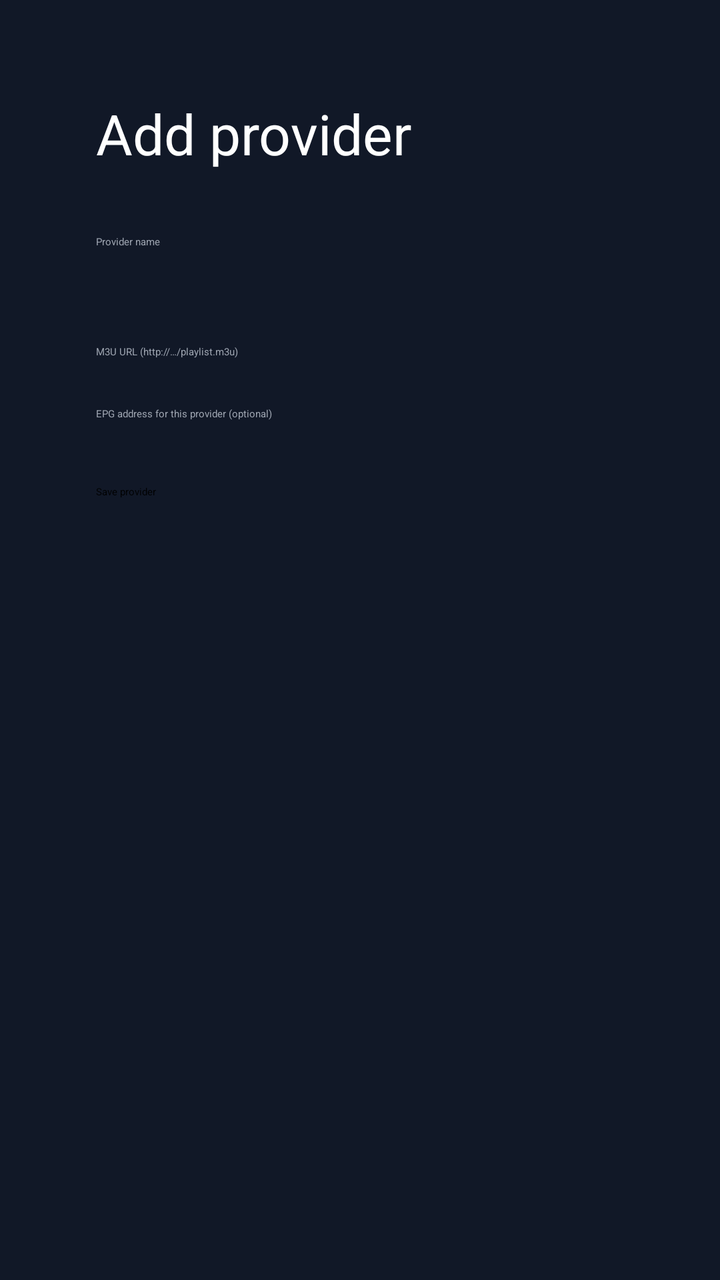
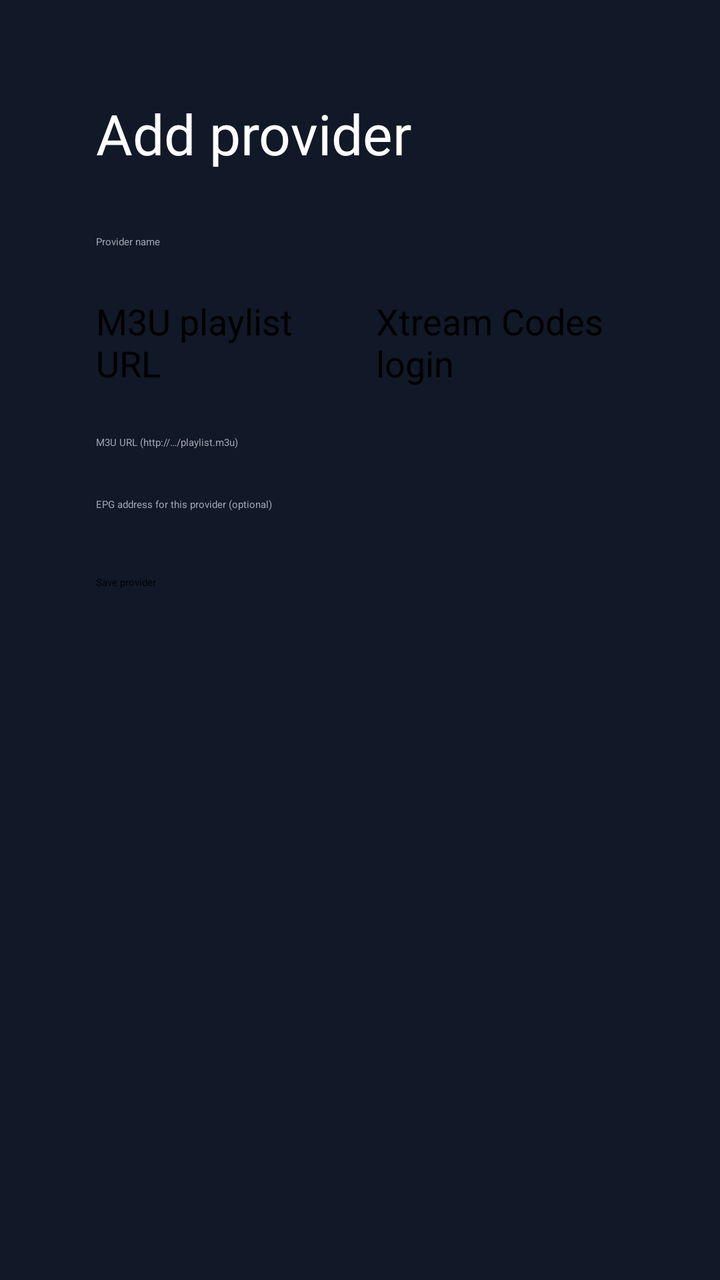

Compare the two renders of this Android layout. The source of the first and the diff that turns it into the second are given below.
<!-- AndroidManifest.xml: activity theme Theme.Leanback -->
<!-- res/layout/activity_add_provider.xml -->
<?xml version="1.0" encoding="utf-8"?>
<ScrollView xmlns:android="http://schemas.android.com/apk/res/android"
    android:layout_width="match_parent"
    android:layout_height="match_parent"
    android:background="#111827"
    android:fillViewport="true">

    <LinearLayout
        android:layout_width="match_parent"
        android:layout_height="wrap_content"
        android:orientation="vertical"
        android:padding="48dp">

        <TextView
            android:layout_width="wrap_content"
            android:layout_height="wrap_content"
            android:text="@string/add_provider_title"
            android:textColor="#FFFFFF"
            android:textSize="28sp" />

        <EditText
            android:id="@+id/provider_name_input"
            android:layout_width="match_parent"
            android:layout_height="wrap_content"
            android:layout_marginTop="32dp"
            android:hint="@string/provider_name_hint"
            android:imeOptions="actionNext"
            android:inputType="text"
            android:textColor="#FFFFFF"
            android:textColorHint="#9CA3AF" />

        <Spinner
            android:id="@+id/provider_type_spinner"
            android:layout_width="match_parent"
            android:layout_height="wrap_content"
            android:layout_marginTop="24dp"
            android:background="@drawable/item_focus_bg" />

        <LinearLayout
            android:id="@+id/m3u_group"
            android:layout_width="match_parent"
            android:layout_height="wrap_content"
            android:orientation="vertical">

            <EditText
                android:id="@+id/provider_url_input"
                android:layout_width="match_parent"
                android:layout_height="wrap_content"
                android:layout_marginTop="24dp"
                android:hint="@string/provider_url_hint"
                android:imeOptions="actionNext"
                android:inputType="textUri"
                android:textColor="#FFFFFF"
                android:textColorHint="#9CA3AF" />
        </LinearLayout>

        <LinearLayout
            android:id="@+id/xtream_group"
            android:layout_width="match_parent"
            android:layout_height="wrap_content"
            android:orientation="vertical"
            android:visibility="gone">

            <EditText
                android:id="@+id/xtream_server_input"
                android:layout_width="match_parent"
                android:layout_height="wrap_content"
                android:layout_marginTop="24dp"
                android:hint="@string/xtream_server_hint"
                android:imeOptions="actionNext"
                android:inputType="textUri"
                android:textColor="#FFFFFF"
                android:textColorHint="#9CA3AF" />

            <EditText
                android:id="@+id/xtream_user_input"
                android:layout_width="match_parent"
                android:layout_height="wrap_content"
                android:layout_marginTop="24dp"
                android:hint="@string/xtream_user_hint"
                android:imeOptions="actionNext"
                android:inputType="text"
                android:textColor="#FFFFFF"
                android:textColorHint="#9CA3AF" />

            <EditText
                android:id="@+id/xtream_pass_input"
                android:layout_width="match_parent"
                android:layout_height="wrap_content"
                android:layout_marginTop="24dp"
                android:hint="@string/xtream_pass_hint"
                android:imeOptions="actionNext"
                android:inputType="textPassword"
                android:textColor="#FFFFFF"
                android:textColorHint="#9CA3AF" />

            <TextView
                android:id="@+id/xtream_note"
                android:layout_width="match_parent"
                android:layout_height="wrap_content"
                android:layout_marginTop="16dp"
                android:textColor="#9CA3AF"
                android:textSize="16sp" />
        </LinearLayout>

        <EditText
            android:id="@+id/epg_url_input"
            android:layout_width="match_parent"
            android:layout_height="wrap_content"
            android:layout_marginTop="24dp"
            android:hint="@string/epg_url_hint"
            android:imeOptions="actionDone"
            android:inputType="textUri"
            android:textColor="#FFFFFF"
            android:textColorHint="#9CA3AF" />

        <Button
            android:id="@+id/save_button"
            android:layout_width="wrap_content"
            android:layout_height="wrap_content"
            android:layout_marginTop="32dp"
            android:text="@string/save_provider" />
    </LinearLayout>
</ScrollView>
<!-- resources referenced by this layout -->
<resources>
  <!-- drawable item_focus_bg (drawable) -->
  <?xml version="1.0" encoding="utf-8"?>
  <selector xmlns:android="http://schemas.android.com/apk/res/android">
      <item android:state_focused="true">
          <shape android:shape="rectangle">
              <solid android:color="#374151" />
              <corners android:radius="8dp" />
          </shape>
      </item>
      <item>
          <shape android:shape="rectangle">
              <solid android:color="@android:color/transparent" />
              <corners android:radius="8dp" />
          </shape>
      </item>
  </selector>
  <string name="add_provider_title">Add provider</string>
  <string name="epg_url_hint">EPG address for this provider (optional)</string>
  <string name="provider_name_hint">Provider name</string>
  <string name="provider_url_hint">M3U URL (http://…/playlist.m3u)</string>
  <string name="save_provider">Save provider</string>
  <string name="xtream_pass_hint">Password</string>
  <string name="xtream_server_hint">Server address (http://…)</string>
  <string name="xtream_user_hint">Username</string>
</resources>

<!-- the commit's change to res/layout/activity_add_provider.xml (unified diff, before → after) -->
@@ -29,12 +29,29 @@
             android:textColor="#FFFFFF"
             android:textColorHint="#9CA3AF" />
 
-        <Spinner
-            android:id="@+id/provider_type_spinner"
+        <LinearLayout
             android:layout_width="match_parent"
             android:layout_height="wrap_content"
             android:layout_marginTop="24dp"
-            android:background="@drawable/item_focus_bg" />
+            android:orientation="horizontal">
+
+            <Button
+                android:id="@+id/provider_type_m3u_button"
+                android:layout_width="0dp"
+                android:layout_height="wrap_content"
+                android:layout_weight="1"
+                android:text="@string/provider_type_m3u"
+                android:textSize="18sp" />
+
+            <Button
+                android:id="@+id/provider_type_xtream_button"
+                android:layout_width="0dp"
+                android:layout_height="wrap_content"
+                android:layout_marginStart="16dp"
+                android:layout_weight="1"
+                android:text="@string/provider_type_xtream"
+                android:textSize="18sp" />
+        </LinearLayout>
 
         <LinearLayout
             android:id="@+id/m3u_group"
<!-- resource entries referenced after the edit -->
@@ -1,24 +1,10 @@
 <!-- resources referenced by this layout -->
 <resources>
-  <!-- drawable item_focus_bg (drawable) -->
-  <?xml version="1.0" encoding="utf-8"?>
-  <selector xmlns:android="http://schemas.android.com/apk/res/android">
-      <item android:state_focused="true">
-          <shape android:shape="rectangle">
-              <solid android:color="#374151" />
-              <corners android:radius="8dp" />
-          </shape>
-      </item>
-      <item>
-          <shape android:shape="rectangle">
-              <solid android:color="@android:color/transparent" />
-              <corners android:radius="8dp" />
-          </shape>
-      </item>
-  </selector>
   <string name="add_provider_title">Add provider</string>
   <string name="epg_url_hint">EPG address for this provider (optional)</string>
   <string name="provider_name_hint">Provider name</string>
+  <string name="provider_type_m3u">M3U playlist URL</string>
+  <string name="provider_type_xtream">Xtream Codes login</string>
   <string name="provider_url_hint">M3U URL (http://…/playlist.m3u)</string>
   <string name="save_provider">Save provider</string>
   <string name="xtream_pass_hint">Password</string>
